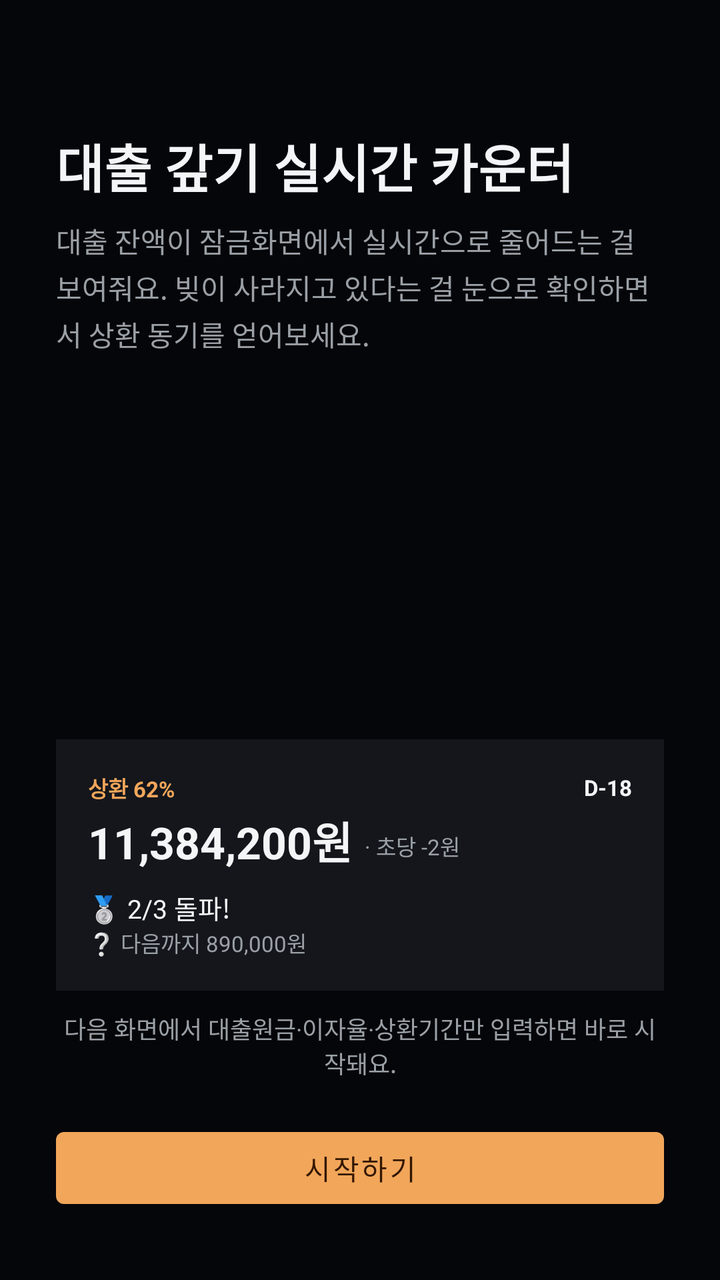
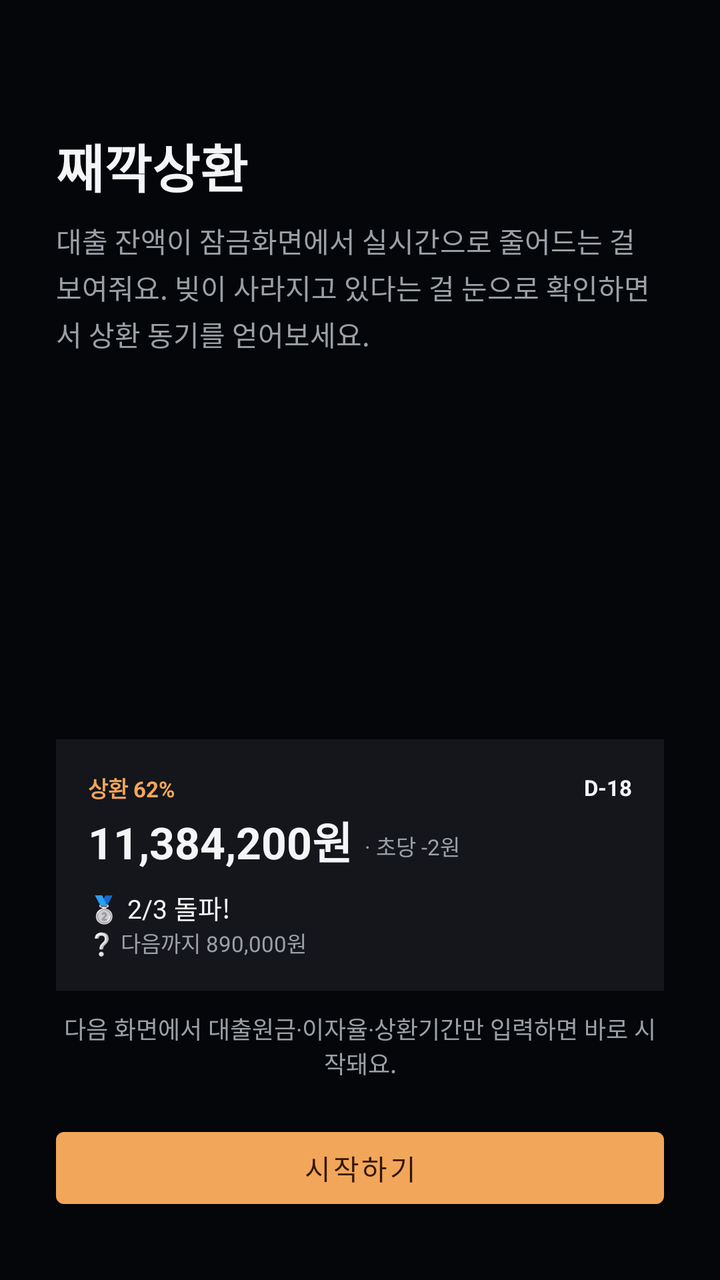

The first picture is an Android layout as it rendered before a commit; the second is the same layout after the commit. The layout source and the unified diff follow.
<!-- AndroidManifest.xml: application theme Theme.LoanCounter -->
<!-- res/layout/activity_onboarding.xml -->
<?xml version="1.0" encoding="utf-8"?>
<LinearLayout xmlns:android="http://schemas.android.com/apk/res/android"
    xmlns:app="http://schemas.android.com/apk/res-auto"
    android:layout_width="match_parent"
    android:layout_height="match_parent"
    android:orientation="vertical"
    android:background="#05060A"
    android:paddingStart="28dp"
    android:paddingEnd="28dp"
    android:paddingTop="64dp"
    android:paddingBottom="32dp">

    <TextView
        android:layout_width="wrap_content"
        android:layout_height="wrap_content"
        android:text="대출 갚기 실시간 카운터"
        android:textColor="#F4F5F7"
        android:textSize="26sp"
        android:textStyle="bold" />

    <TextView
        android:layout_width="match_parent"
        android:layout_height="wrap_content"
        android:layout_marginTop="8dp"
        android:text="대출 잔액이 잠금화면에서 실시간으로 줄어드는 걸 보여줘요. 빚이 사라지고 있다는 걸 눈으로 확인하면서 상환 동기를 얻어보세요."
        android:textColor="#9AA0A6"
        android:textSize="14sp"
        android:lineSpacingExtra="3dp" />

    <View
        android:layout_width="match_parent"
        android:layout_height="0dp"
        android:layout_weight="1" />

    
    <LinearLayout
        android:layout_width="match_parent"
        android:layout_height="wrap_content"
        android:orientation="vertical"
        android:background="#14161C"
        android:padding="16dp">

        <LinearLayout
            android:layout_width="match_parent"
            android:layout_height="wrap_content"
            android:orientation="horizontal"
            android:gravity="center_vertical">

            <TextView
                android:layout_width="0dp"
                android:layout_height="wrap_content"
                android:layout_weight="1"
                android:text="상환 62%"
                android:textColor="#F2A65A"
                android:textSize="11sp"
                android:textStyle="bold" />

            <TextView
                android:layout_width="wrap_content"
                android:layout_height="wrap_content"
                android:text="D-18"
                android:textColor="#F4F5F7"
                android:textSize="11sp"
                android:textStyle="bold" />
        </LinearLayout>

        <LinearLayout
            android:layout_width="match_parent"
            android:layout_height="wrap_content"
            android:orientation="horizontal"
            android:gravity="bottom"
            android:layout_marginTop="2dp">

            <TextView
                android:layout_width="wrap_content"
                android:layout_height="wrap_content"
                android:text="11,384,200원"
                android:textColor="#F4F5F7"
                android:textSize="22sp"
                android:textStyle="bold" />

            <TextView
                android:layout_width="wrap_content"
                android:layout_height="wrap_content"
                android:layout_marginStart="6dp"
                android:layout_marginBottom="2dp"
                android:text="· 초당 -2원"
                android:textColor="#9AA0A6"
                android:textSize="11sp" />
        </LinearLayout>

        <TextView
            android:layout_width="match_parent"
            android:layout_height="wrap_content"
            android:layout_marginTop="8dp"
            android:text="🥈 2/3 돌파!"
            android:textColor="#F4F5F7"
            android:textSize="13sp" />

        <TextView
            android:layout_width="match_parent"
            android:layout_height="wrap_content"
            android:text="❔ 다음까지 890,000원"
            android:textColor="#9AA0A6"
            android:textSize="11sp" />
    </LinearLayout>

    <TextView
        android:layout_width="match_parent"
        android:layout_height="wrap_content"
        android:layout_marginTop="10dp"
        android:text="다음 화면에서 대출원금·이자율·상환기간만 입력하면 바로 시작돼요."
        android:textColor="#9AA0A6"
        android:textSize="12sp"
        android:gravity="center" />

    <com.google.android.material.button.MaterialButton
        android:id="@+id/btnGetStarted"
        android:layout_width="match_parent"
        android:layout_height="wrap_content"
        android:layout_marginTop="20dp"
        android:text="시작하기"
        app:backgroundTint="#F2A65A"
        android:textColor="#331700" />

</LinearLayout>
<!-- resources referenced by this layout -->
<resources>
  <style name="Theme.LoanCounter" parent="Theme.MaterialComponents.DayNight.NoActionBar">
          <item name="colorPrimary">#F2A65A</item>
          <item name="colorPrimaryDark">#05060A</item>
          <item name="colorAccent">#F2A65A</item>
          <item name="android:windowBackground">#0B0C10</item>
      </style>
</resources>

<!-- the commit's change to res/layout/activity_onboarding.xml (unified diff, before → after) -->
@@ -13,7 +13,7 @@
     <TextView
         android:layout_width="wrap_content"
         android:layout_height="wrap_content"
-        android:text="대출 갚기 실시간 카운터"
+        android:text="째깍상환"
         android:textColor="#F4F5F7"
         android:textSize="26sp"
         android:textStyle="bold" />
